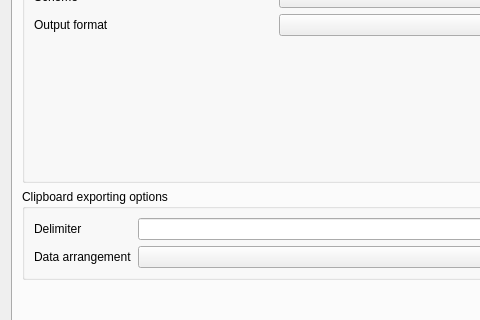
This is src/gui/evaluationwidget.ui in echmet/CEval as Qt 5 draws it before an edit; both pictures show x 0 to 480 and y 89 to 409 of the 796 by 644 pixel window. The edited form follows.
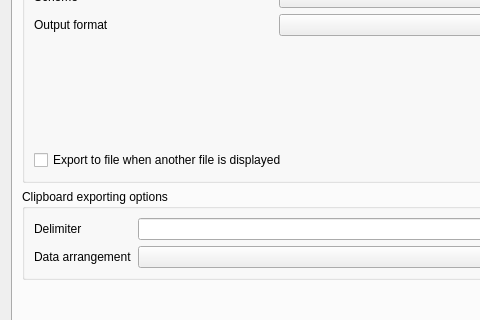
This is the edited form. The open tabs and pages were chosen to show the change. Custom widgets are drawn as their Qt base class.

Commit message: Add an option to trigger data export when datafile is switched

```diff
--- a/src/gui/evaluationwidget.ui
+++ b/src/gui/evaluationwidget.ui
@@ -2178,6 +2178,13 @@
           </item>
           <item>
            <layout class="QHBoxLayout" name="horizontalLayout_5">
+            <item>
+             <widget class="QCheckBox" name="qcb_exportOnLeave">
+              <property name="text">
+               <string>Export to file when another file is displayed</string>
+              </property>
+             </widget>
+            </item>
             <item>
              <spacer name="horizontalSpacer_9">
               <property name="orientation">
```
Left out of the diff: 8 changed lines with no effect on the pictures. The commit also changes 5 other files.
